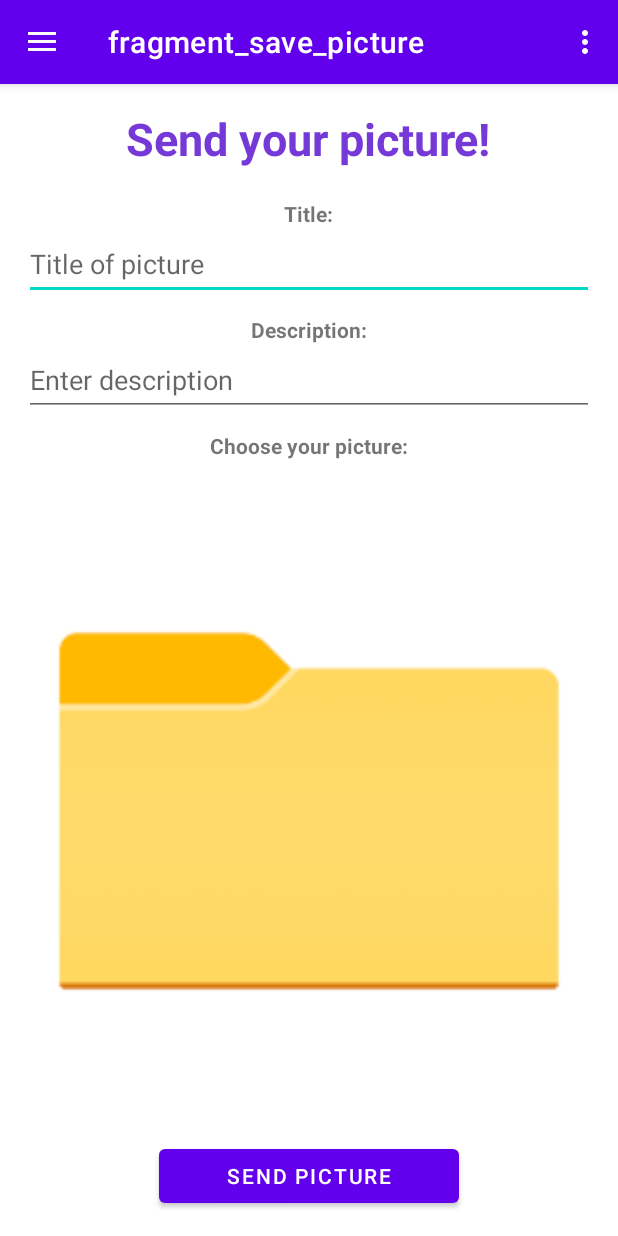
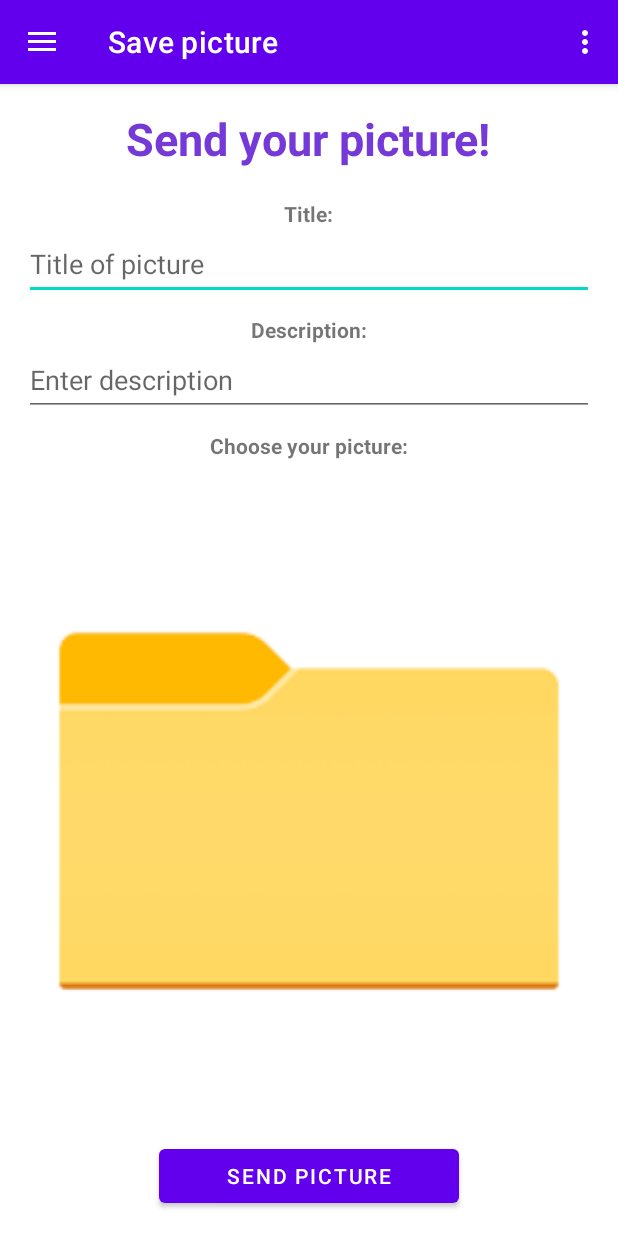
Before and after one commit to mabackma/Base64Application, an Android app: the screen it shows after launch (MainActivity), on a phone screen of 412 x 824 dp. Run offline under Robolectric (Android 15) with nearby library versions, the phone set to English and light mode, and no system bars; our stand-ins replace Volley, navigation-ui; pictures from the network do not load.

```diff
--- a/app/src/main/res/navigation/mobile_navigation.xml
+++ b/app/src/main/res/navigation/mobile_navigation.xml
@@ -8,8 +8,8 @@
     <fragment
         android:id="@+id/savePictureFragment"
         android:name="com.example.base64application.SavePictureFragment"
-        android:label="fragment_save_picture"
-        tools:layout="@layout/fragment_save_picture" >
+        android:label="Save picture"
+        tools:layout="@layout/fragment_save_picture">
         <action
             android:id="@+id/action_savePictureFragment_to_pictureListFragment"
             app:destination="@id/pictureListFragment"
@@ -19,7 +19,7 @@
     <fragment
         android:id="@+id/pictureListFragment"
         android:name="com.example.base64application.PictureListFragment"
-        android:label="fragment_picture_list"
+        android:label="All pictures"
         tools:layout="@layout/fragment_picture_list" />
     <fragment
         android:id="@+id/showPictureFragment"
```
